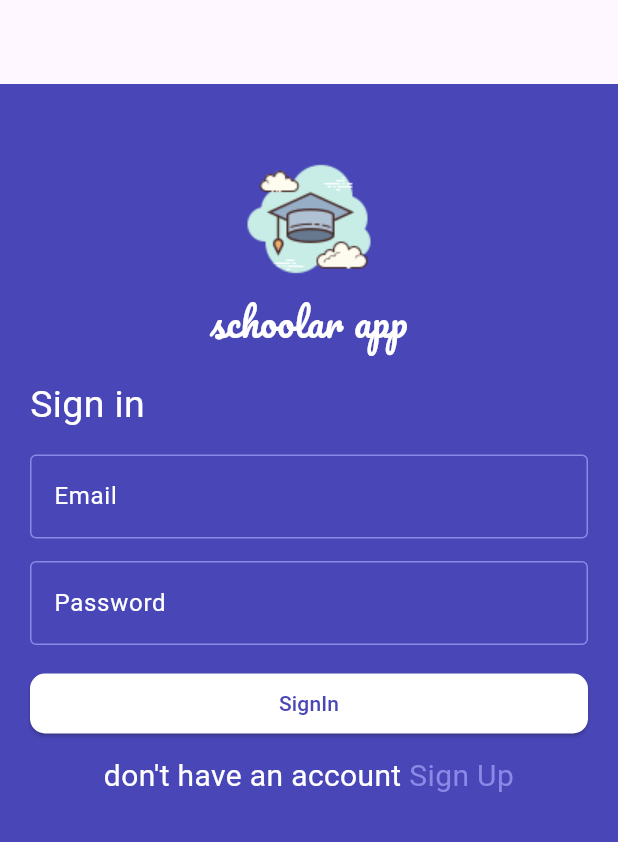
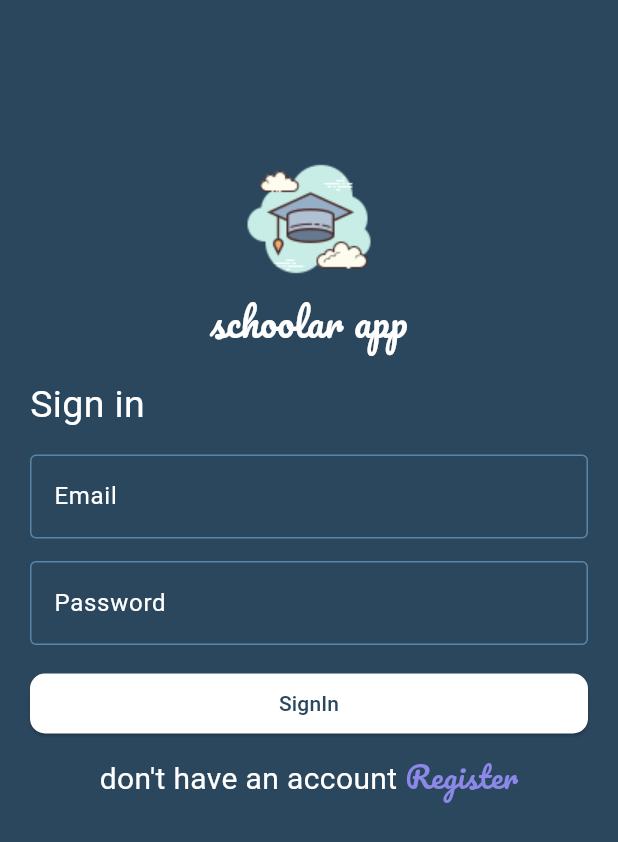
Before and after one commit to nehalElBasel/chatApp, a Flutter app: the screen it shows after launch, on a phone screen of 412 x 824 dp. Shown: the top 842 px of the screen. Run offline on Flutter 3.47's test engine with Material 3 defaults, Android fonts, the phone set to English and light mode, and no system bars; our stand-ins replace google_fonts.

```diff
--- a/lib/constants/color_constants.dart
+++ b/lib/constants/color_constants.dart
@@ -1,8 +1,8 @@
 import 'package:flutter/material.dart';
 
-const kPrimaryColor = Color.fromARGB(255, 73, 70, 183);
+const kPrimaryColor = Color(0xff2B475E);
 const kFormTextBorderColor = Colors.white;
-const kFormTextFocuedBorderColor = Color.fromARGB(255, 139, 136, 231);
+const kFormTextFocuedBorderColor = Color.fromARGB(255, 87, 134, 169);
 
 const kFormTextColor = Colors.white;
 const kTextRichLink = Color.fromARGB(255, 139, 136, 231);
--- a/lib/constants/text_constants.dart
+++ b/lib/constants/text_constants.dart
@@ -2,3 +2,4 @@ import 'package:flutter/material.dart';
 
 const kLoginRoute = "login";
 const kRegisterRoute = "register";
+const kLogoImage = "assets/images/scholar.png";
--- a/lib/constants/theme_constant.dart
+++ b/lib/constants/theme_constant.dart
@@ -4,6 +4,7 @@ import 'package:google_fonts/google_fonts.dart';
 
 final ThemeData kAppTheme = ThemeData(
   scaffoldBackgroundColor: kPrimaryColor,
+  appBarTheme: AppBarTheme(backgroundColor: kPrimaryColor),
   // textTheme: GoogleFonts.pacificoTextTheme(
   //   ThemeData.light().textTheme.copyWith(
   //     // displayLarge: TextStyle(color: Colors.red),
@@ -29,4 +30,8 @@ final ButtonStyle kFormSubmitStyle = ElevatedButton.styleFrom(
 
 final kAppTitleStyle = GoogleFonts.pacifico();
 final kTextRichStyle = TextStyle(fontSize: 20);
-final kTextRichLinkStyle = TextStyle(color: kTextRichLink, fontSize: 20);
+// final kTextRichLinkStyle = TextStyle(color: kTextRichLink, fontSize: 20);
+final kTextRichLinkStyle = GoogleFonts.pacifico(
+  color: kTextRichLink,
+  fontSize: 20,
+);
--- a/lib/pages/login_page.dart
+++ b/lib/pages/login_page.dart
@@ -37,7 +37,7 @@ class LoginPage extends StatelessWidget {
           key: formKey,
           child: ListView(
             children: [
-              Image.asset("assets/images/scholar.png", width: 100, height: 100),
+              Image.asset(kLogoImage, width: 100, height: 100),
               Text(
                 "schoolar app",
                 textAlign: TextAlign.center,
@@ -56,7 +56,7 @@ class LoginPage extends StatelessWidget {
               SizedBox(height: 10),
               CustomTextRich(
                 firstText: "don't have an account",
-                secondText: "Sign Up",
+                secondText: "Register",
                 onTab: () {
                   Navigator.pushNamed(context, RegisterPage.registerRouteID);
                 },
```
Also changed, not shown: lib/helper.dart (+0 -7 lines), lib/pages/register_page.dart (+64 -3 lines).
